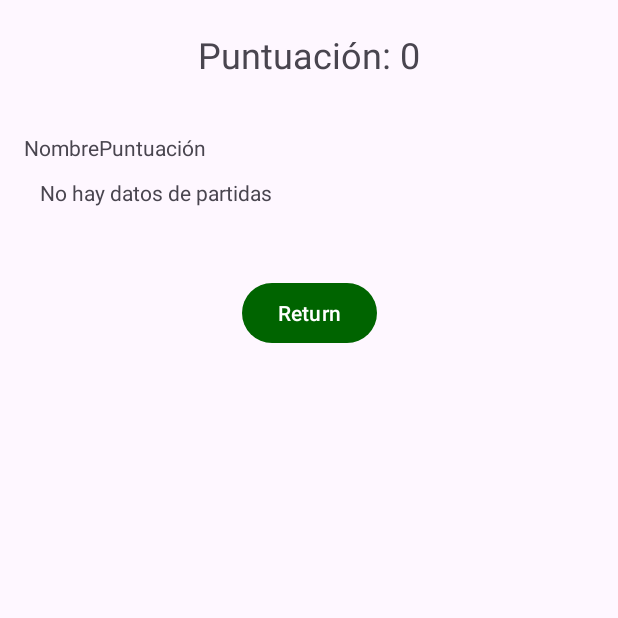
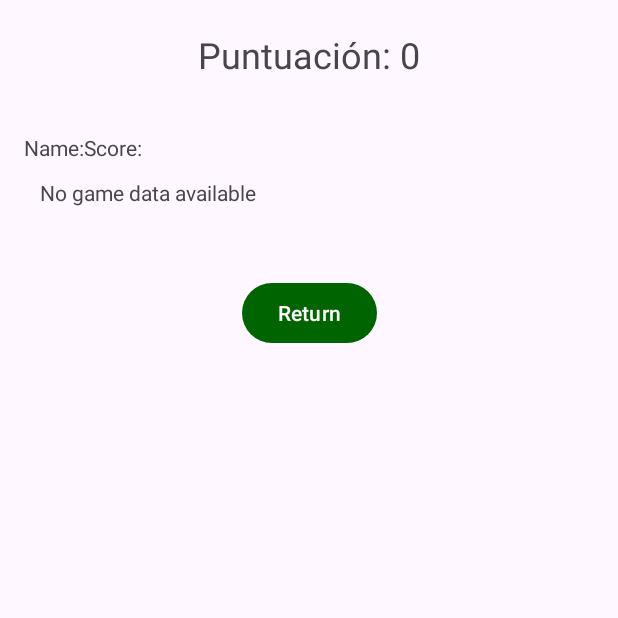
Before and after one commit to Albertlp93/ProjectGame, an Android app: the HistoricalPag screen opened directly, with no data from a screen before it, on a phone screen of 412 x 824 dp, the top half of it. Run offline under Robolectric (Android 15) with nearby library versions, the phone set to English and light mode, and no system bars.

Commit message:
Traducciones - resto

```diff
--- a/app/src/main/java/com/projectgame/projectgame/HistoricalPag.java
+++ b/app/src/main/java/com/projectgame/projectgame/HistoricalPag.java
@@ -5,7 +5,6 @@ import android.content.Intent;
 import android.database.Cursor;
 import android.database.sqlite.SQLiteDatabase;
 import android.os.Bundle;
-import android.view.View;
 import android.widget.Button;
 import android.widget.TableLayout;
 import android.widget.TableRow;
@@ -56,6 +55,10 @@ public class HistoricalPag extends AppCompatActivity {
 
     //METODO - MOSTRAR PUNTUACIONES
     private void mostrarPuntuaciones() {
+        String hp_name = getString(R.string.hp_name);
+        String hp_score = getString(R.string.hp_score);
+        String hp_no_data = getString(R.string.hp_no_data);
+
         //Obtener la base de datos en modo lectura
         SQLiteDatabase db = dbHelper.getReadableDatabase();
 
@@ -70,9 +73,9 @@ public class HistoricalPag extends AppCompatActivity {
         //Agregar encabezados
         TableRow headerRow = new TableRow(this);
         TextView headerNombre = new TextView(this);
-        headerNombre.setText("Nombre");
+        headerNombre.setText(hp_name);
         TextView headerPuntuacion = new TextView(this);
-        headerPuntuacion.setText("Puntuación");
+        headerPuntuacion.setText(hp_score);
         headerRow.addView(headerNombre);
         headerRow.addView(headerPuntuacion);
         tableLayout.addView(headerRow);
@@ -109,7 +112,7 @@ public class HistoricalPag extends AppCompatActivity {
         }
         else {
             TextView noDataText = new TextView(this);
-            noDataText.setText("No hay datos de partidas");
+            noDataText.setText(hp_no_data);
             noDataText.setPadding(16, 16, 16, 16);
             tableLayout.addView(noDataText);
         }
```
Also changed, not shown: app/src/main/java/com/projectgame/projectgame/SecondPag.java (+5 -2 lines), app/src/main/java/com/projectgame/projectgame/UserDataPag.java (+25 -7 lines), app/src/main/java/com/projectgame/projectgame/UserRepository.java (+8 -2 lines), app/src/main/res/values/strings.xml (+21 -0 lines), 2 other files.
